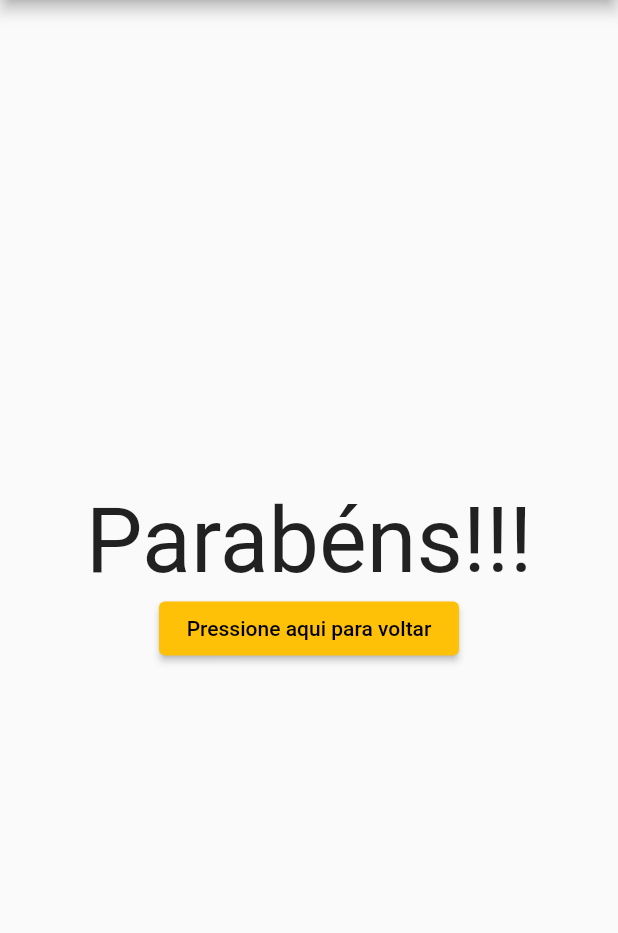
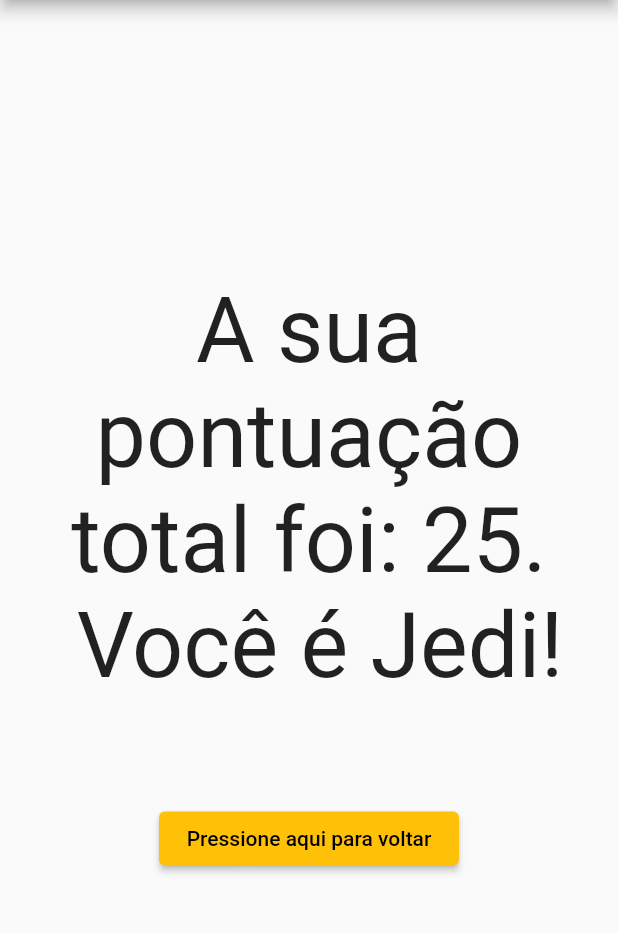
Before and after one commit to PhRezende-eng/Cod3rTest, a Flutter app: the screen it shows after launch, after a tap on "Preto", after a tap on "Cobra", after a tap on "104 Norte", on a phone screen of 412 x 824 dp, the part 84-1017 px from its top. Run offline on Flutter 3.47's test engine with Material 2 defaults, Android fonts, the phone set to English and light mode, and no system bars.

```diff
--- a/lib/screens/home_page.dart
+++ b/lib/screens/home_page.dart
@@ -14,27 +14,40 @@ class _HomePageState extends State<HomePage> {
     return index < questions.length;
   }
 
+  get resultPhrase {
+    if (fullPontuation < 8) {
+      return 'Iniciante';
+    } else if (fullPontuation < 15) {
+      return 'Intermediário';
+    } else if (fullPontuation < 20) {
+      return 'Mestre';
+    } else {
+      return 'Jedi';
+    }
+  }
+
   var index = 0;
   var questionNumber = 1;
-  var fullNote = 0;
+  var fullPontuation = 0;
 
   void func() {
     setState(() {
       index = 0;
-      fullNote = 0;
+      fullPontuation = 0;
     });
   }
 
-  void toAnswer() {
+  void toAnswer(int pontuation) {
     setState(() {
       //serve para notifcar a interface gráfica que houve uma mudança, pois ela está alterando a variável
       index++;
+      fullPontuation += pontuation;
     });
 
     // if (index == questions.length) {
     //   index = 0;
     // }
-
+    print('Full pontuação $fullPontuation');
     print("Pergunta respondida!");
     print('Posição ${index + questionNumber}');
   }
@@ -114,14 +127,18 @@ class _HomePageState extends State<HomePage> {
     List<Map<String, dynamic>> allQuestions =
         haveSelectedQuestion ? questions[index]['answer'] : [];
     List<Widget> widgets = haveSelectedQuestion
-        ? allQuestions
-            .map(
-              (answer) => Button(
+        ? allQuestions.map(
+            (answer) {
+              return Button(
                 answer['texto'],
-                toAnswer,
-              ), //transforma "answer" em um component do tipo "Button"
-            )
-            .toList()
+                () => toAnswer(answer['pontuation']),
+              ); //transforma "answer" em um component do tipo "Button"
+            },
+            //  (answer) => Button(
+            //     answer['texto'],
+            //     () => toAnswer(answer['pontuation']),
+            //   ), //
+          ).toList()
         : [];
 
     // List<Widget> widgets = [];
@@ -157,7 +174,8 @@ class _HomePageState extends State<HomePage> {
             ],
           )
         : ResultComponent(
-            textResult: 'Parabéns!!!',
+            textResult:
+                'A sua pontuação total foi: $fullPontuation.\n Você é $resultPhrase!\n',
             onPressed: func,
           );
   }
--- a/lib/widgets/result.dart
+++ b/lib/widgets/result.dart
@@ -20,6 +20,7 @@ class ResultComponent extends StatelessWidget {
             style: TextStyle(
               fontSize: 60,
             ),
+            textAlign: TextAlign.center,
           ),
           Button(
             'Pressione aqui para voltar',
```
